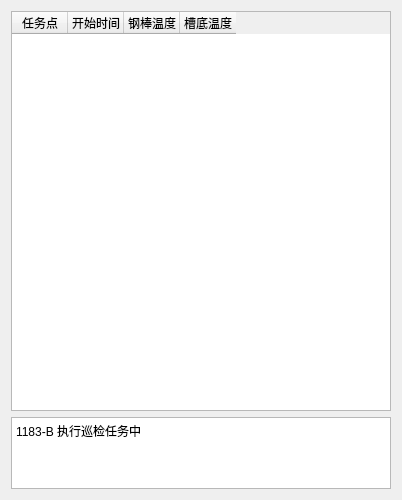
Old version of the form uidemo25/form/subform/autopatrol.ui in the repository cgtcgr/cgt_project.
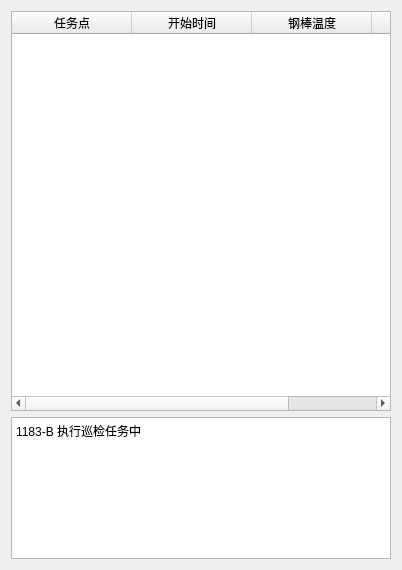
New version of the form.

Patch:
```diff
--- a/uidemo25/form/subform/autopatrol.ui
+++ b/uidemo25/form/subform/autopatrol.ui
@@ -6,19 +6,28 @@
    <rect>
     <x>0</x>
     <y>0</y>
-    <width>240</width>
-    <height>500</height>
+    <width>402</width>
+    <height>570</height>
    </rect>
   </property>
+  <property name="sizePolicy">
+   <sizepolicy hsizetype="Expanding" vsizetype="Expanding">
+    <horstretch>0</horstretch>
+    <verstretch>0</verstretch>
+   </sizepolicy>
+  </property>
   <property name="maximumSize">
    <size>
-    <width>255</width>
+    <width>16777215</width>
     <height>16777215</height>
    </size>
   </property>
   <property name="windowTitle">
    <string>Form</string>
   </property>
+  <property name="styleSheet">
+   <string notr="true"/>
+  </property>
   <layout class="QVBoxLayout" name="verticalLayout">
    <item>
     <widget class="QTableWidget" name="tableWidget">
@@ -34,8 +43,11 @@
        <height>16777215</height>
       </size>
      </property>
+     <property name="styleSheet">
+      <string notr="true">font: 9pt &quot;微软雅黑&quot;;</string>
+     </property>
      <attribute name="horizontalHeaderDefaultSectionSize">
-      <number>56</number>
+      <number>120</number>
      </attribute>
      <column>
       <property name="text">
@@ -61,12 +73,15 @@
    </item>
    <item>
     <widget class="QTextEdit" name="textEdit">
+     <property name="styleSheet">
+      <string notr="true">font: 11pt &quot;微软雅黑&quot;;</string>
+     </property>
      <property name="html">
       <string>&lt;!DOCTYPE HTML PUBLIC &quot;-//W3C//DTD HTML 4.0//EN&quot; &quot;http://www.w3.org/TR/REC-html40/strict.dtd&quot;&gt;
 &lt;html&gt;&lt;head&gt;&lt;meta name=&quot;qrichtext&quot; content=&quot;1&quot; /&gt;&lt;style type=&quot;text/css&quot;&gt;
 p, li { white-space: pre-wrap; }
-&lt;/style&gt;&lt;/head&gt;&lt;body style=&quot; font-family:'SimSun'; font-size:9pt; font-weight:400; font-style:normal;&quot;&gt;
-&lt;p style=&quot; margin-top:0px; margin-bottom:0px; margin-left:0px; margin-right:0px; -qt-block-indent:0; text-indent:0px;&quot;&gt;&lt;span style=&quot; font-family:'SimSun';&quot;&gt;1183-B 执行巡检任务中&lt;/span&gt;&lt;/p&gt;&lt;/body&gt;&lt;/html&gt;</string>
+&lt;/style&gt;&lt;/head&gt;&lt;body style=&quot; font-family:'微软雅黑'; font-size:11pt; font-weight:400; font-style:normal;&quot;&gt;
+&lt;p style=&quot; margin-top:0px; margin-bottom:0px; margin-left:0px; margin-right:0px; -qt-block-indent:0; text-indent:0px;&quot;&gt;&lt;span style=&quot; font-family:'SimSun'; font-size:9pt;&quot;&gt;1183-B 执行巡检任务中&lt;/span&gt;&lt;/p&gt;&lt;/body&gt;&lt;/html&gt;</string>
      </property>
     </widget>
    </item>
```
